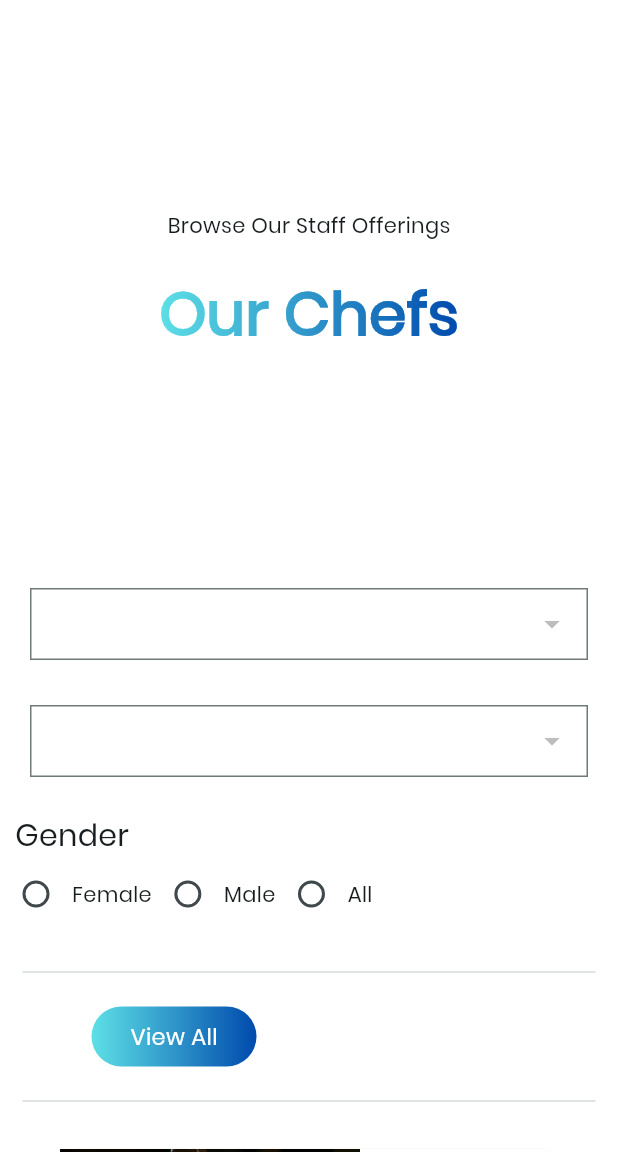
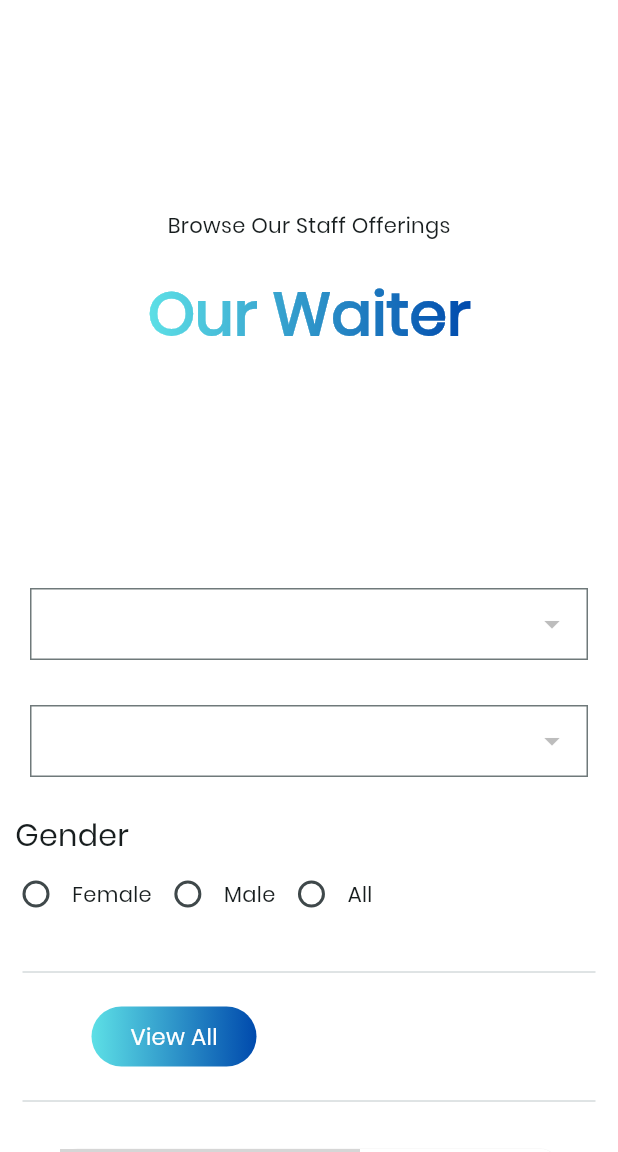
Before and after one commit to sachingupta2006/MyKitchenJobs, a Flutter app: the KitchenCategory screen opened directly, after a tap on "Waiter", on a phone screen of 412 x 824 dp, the part 84-1236 px from its top. Run offline on Flutter 3.47's test engine with Material 3 defaults, Android fonts, the light colour scheme and no system bars; our stand-ins replace get; grey boxes are pictures that could not be loaded.

```diff
--- a/lib/Utils/category_card.dart
+++ b/lib/Utils/category_card.dart
@@ -1,8 +1,8 @@
 import 'package:flutter/material.dart';
 import 'package:my_kitchen_jobs/Utils/app_colors.dart';
 
-Widget categoryCard() {
-  return Container(
+Widget categoryCard(String image, String text, String texts) {
+  return SizedBox(
     height: 340,
     width: 340,
     child: Card(
@@ -13,17 +13,16 @@ Widget categoryCard() {
             height: 200,
             width: 200,
             decoration: BoxDecoration(
-              image: DecorationImage(
-                  image: AssetImage("assets/images/bartender.jpg"),
-                  fit: BoxFit.cover),
+              image:
+                  DecorationImage(image: AssetImage(image), fit: BoxFit.cover),
             ),
           ),
           Padding(
             padding: const EdgeInsets.only(top: 190),
             child: Center(
               child: Text(
-                "AAKASH",
-                style: TextStyle(fontWeight: FontWeight.w500),
+                text,
+                style: const TextStyle(fontWeight: FontWeight.w500),
               ),
             ),
           ),
@@ -31,8 +30,8 @@ Widget categoryCard() {
             padding: const EdgeInsets.only(top: 250),
             child: Center(
               child: Text(
-                "Receptionist and Chef",
-                style: TextStyle(color: AppColors.primary),
+                texts,
+                style: const TextStyle(color: AppColors.primary),
               ),
             ),
           ),
--- a/lib/Utils/category_screen.dart
+++ b/lib/Utils/category_screen.dart
@@ -7,8 +7,9 @@ import 'package:my_kitchen_jobs/Utils/gradient_text.dart';
 import 'package:my_kitchen_jobs/Utils/sizebox.dart';
 
 class CategoryScreen extends StatelessWidget {
-  const CategoryScreen({super.key});
+  const CategoryScreen(this.category, {super.key});
 
+  final String category;
   @override
   Widget build(BuildContext context) {
     return SafeArea(
@@ -19,18 +20,17 @@ class CategoryScreen extends StatelessWidget {
           scrollDirection: Axis.vertical,
           child: Column(
             children: [
-              SizedBox(
+              const SizedBox(
                 height: 140,
               ),
-              Text("Browse Our Staff Offerings"),
+              const Text("Browse Our Staff Offerings"),
               sizedBox(),
-              Container(
-                  child: GradientText("Our Chefs",
-                      gradient: LinearGradient(
-                          colors: [AppColors.gsblue, AppColors.gdblue]),
-                      style: TextStyle(
-                          fontSize: 40, fontWeight: FontWeight.w600))),
-              SizedBox(
+              GradientText(category,
+                  gradient: const LinearGradient(
+                      colors: [AppColors.gsblue, AppColors.gdblue]),
+                  style: const TextStyle(
+                      fontSize: 40, fontWeight: FontWeight.w600)),
+              const SizedBox(
                 height: 150,
               ),
               Padding(
@@ -38,10 +38,10 @@ class CategoryScreen extends StatelessWidget {
                     const EdgeInsets.symmetric(vertical: 5, horizontal: 20),
                 child: DropdownButtonFormField(
                     decoration: InputDecoration(
-                        contentPadding: EdgeInsets.all(8),
+                        contentPadding: const EdgeInsets.all(8),
                         border: OutlineInputBorder(
                             borderRadius: BorderRadius.circular(0))),
-                    items: [],
+                    items: const [],
                     onChanged: (value) {}),
               ),
               sizedBox(),
@@ -50,10 +50,10 @@ class CategoryScreen extends StatelessWidget {
                     const EdgeInsets.symmetric(vertical: 5, horizontal: 20),
                 child: DropdownButtonFormField(
                     decoration: InputDecoration(
-                        contentPadding: EdgeInsets.all(8),
+                        contentPadding: const EdgeInsets.all(8),
                         border: OutlineInputBorder(
                             borderRadius: BorderRadius.circular(0))),
-                    items: [],
+                    items: const [],
                     onChanged: (value) {}),
               ),
               sizedBox(),
@@ -79,25 +79,25 @@ class CategoryScreen extends StatelessWidget {
                     groupValue: 0,
                     onChanged: (value) {},
                   ),
-                  Text("Female"),
+                  const Text("Female"),
                   Radio(
                     value: 1,
                     groupValue: 0,
                     onChanged: (value) {},
                   ),
-                  Text("Male"),
+                  const Text("Male"),
                   Radio(
                     value: 1,
                     groupValue: 0,
                     onChanged: (value) {},
                   ),
-                  Text("All"),
+                  const Text("All"),
                 ],
               ),
               sizedBox(),
               Column(
                 children: [
-                  Divider(
+                  const Divider(
                     indent: 15,
                     endIndent: 15,
                     thickness: 0,
@@ -107,7 +107,7 @@ class CategoryScreen extends StatelessWidget {
                         const EdgeInsets.only(right: 180, bottom: 15, top: 15),
                     child: customButton("View All"),
                   ),
-                  Divider(
+                  const Divider(
                     indent: 15,
                     endIndent: 15,
                     thickness: 0,
@@ -115,13 +115,19 @@ class CategoryScreen extends StatelessWidget {
                 ],
               ),
               sizedBox(),
-              categoryCard(),
+              categoryCard(
+                  "assets/images/bake.jpg", "Aakash", "Receptionist and Chef"),
               sizedBox(),
-              categoryCard(),
+              categoryCard("assets/images/bartender.jpg", "Rahul",
+                  "Receptionist and Waiter"),
               sizedBox(),
-              categoryCard(),
+              categoryCard("assets/images/banner-05.jpg", "Rishi", "Chef"),
               sizedBox(),
-              categoryCard(),
+              categoryCard("assets/images/banner-04.jpg", "Viraj",
+                  "Receptionist and Chef"),
+              const SizedBox(
+                height: 200,
+              )
             ],
           ),
         ),
--- a/lib/Utils/custom_login.dart
+++ b/lib/Utils/custom_login.dart
@@ -22,13 +22,12 @@ class CustomLogin extends StatelessWidget {
           ),
         ),
         body: SingleChildScrollView(
-          child: Container(
           child: Card(
             color: AppColors.white,
             child: Center(
               child: Column(
                 children: [
-                    Text("Name"),
+                  const Text("Name"),
                   sizedBox(),
                   const Text("Email Adress"),
                   sizedBox(),
@@ -36,7 +35,7 @@ class CustomLogin extends StatelessWidget {
                       controllers: usernameController,
                       hinttext: "Enter You Email"),
                   sizedBox(),
-                    Text("Password"),
+                  const Text("Password"),
                   sizedBox(),
                   CustomText(
                       IconButton(
@@ -54,7 +53,6 @@ class CustomLogin extends StatelessWidget {
           ),
         ),
       ),
-      ),
     );
   }
 }
--- a/lib/Utils/gradient_text.dart
+++ b/lib/Utils/gradient_text.dart
@@ -1,9 +1,9 @@
-
 import 'package:flutter/material.dart';
 
 class GradientText extends StatelessWidget {
-  GradientText(
+  const GradientText(
     this.text, {
+    super.key,
     required this.gradient,
     required this.style,
   });
--- a/lib/Utils/text_field.dart
+++ b/lib/Utils/text_field.dart
@@ -2,7 +2,7 @@ import 'package:flutter/material.dart';
 import 'package:my_kitchen_jobs/Utils/app_colors.dart';
 
 class CustomText extends StatelessWidget {
-  CustomText(
+  const CustomText(
     this.icon,
     this.labeltext,
     this.obscure, {
```
Also changed, not shown: lib/View/home_page.dart (+23 -9 lines), lib/View/kitchen_categories.dart (+43 -21 lines). Lines whose indentation alone changed are shown as unchanged.
